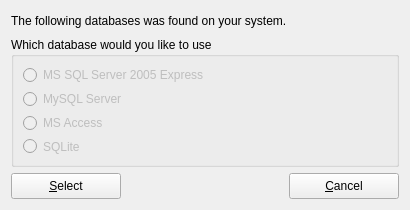
Qt form trunk/libdms/ui/database.ui (BackupTheBerlios/dms-svn) before a commit.
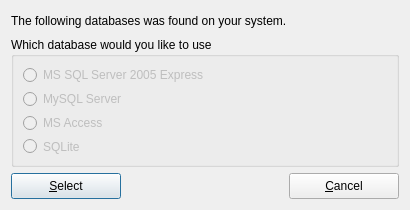
The same form after that commit. Icons and pictures are not drawn.

Commit message: * change widget to QDialog

Patch:
```diff
--- a/trunk/libdms/ui/database.ui
+++ b/trunk/libdms/ui/database.ui
@@ -1,6 +1,6 @@
 <ui version="4.0" >
  <class>UiSelectDatabase</class>
- <widget class="QWidget" name="UiSelectDatabase" >
+ <widget class="QDialog" name="UiSelectDatabase" >
   <property name="geometry" >
    <rect>
     <x>0</x>
```
